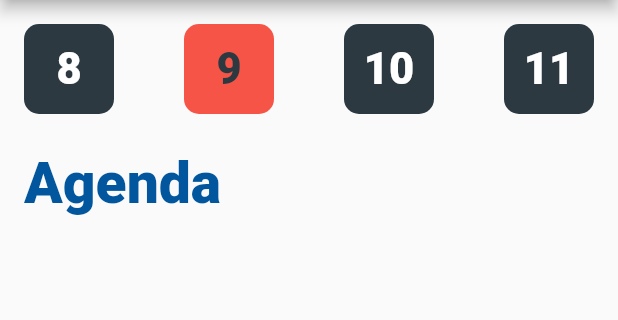
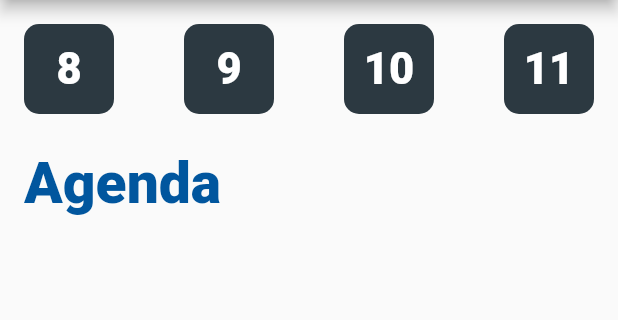
Before and after one commit to flutterwithdraig/flutter_conference, a Flutter app: the screen it shows once a user with an empty profile is signed in, on a phone screen of 412 x 824 dp, the part 84-404 px from its top. Run offline on Flutter 3.47's test engine with Material 2 defaults, Android fonts, the phone set to English and light mode, and no system bars; our stand-ins replace bloc, cached_network_image, connectivity_plus, copy_with_extension, drift, equatable and 5 more; accounts and stored records are empty; generated files the repository leaves out were written again; network calls fail.

Commit message:
Episode 14

```diff
--- a/lib/database/database.dart
+++ b/lib/database/database.dart
@@ -17,6 +17,8 @@ class AppDatabase extends _$AppDatabase {
 
   // ConfEvents
   Stream<List<ConfEvent>> watchConfEvents() => (select(confEvents)).watch();
+  Stream<List<ConfEvent>> watchConfEventsByDay(int day) =>
+      (select(confEvents)..where((tbl) => tbl.day.equals(day))).watch();
 
   Future<void> insertEvent(ConfEvent event) =>
       into(confEvents).insertOnConflictUpdate(event);
--- a/lib/models/conf_event.dart
+++ b/lib/models/conf_event.dart
@@ -18,6 +18,7 @@ class ConfEvent implements Insertable<ConfEvent> {
   String address;
   double lat;
   double lng;
+  int day;
 
   ConfEvent({
     required this.id,
@@ -30,6 +31,7 @@ class ConfEvent implements Insertable<ConfEvent> {
     required this.address,
     required this.lat,
     required this.lng,
+    required this.day,
   });
 
   static ConfEvent fromJson(Map<String, dynamic> json) =>
@@ -48,6 +50,7 @@ class ConfEvent implements Insertable<ConfEvent> {
       address: Value(address),
       lat: Value(lat),
       lng: Value(lng),
+      day: Value(day),
     ).toColumns(nullToAbsent);
   }
 }
@@ -67,4 +70,5 @@ class ConfEvents extends Table {
   TextColumn get address => text()();
   RealColumn get lat => real()();
   RealColumn get lng => real()();
+  IntColumn get day => integer()();
 }
--- a/lib/repositories/conference.dart
+++ b/lib/repositories/conference.dart
@@ -89,6 +89,11 @@ class ConferenceRepository implements IConfRepository {
   }
 
   @override
+  Stream<List<ConfEvent>> getEventsByDay(int day) {
+    return _database.watchConfEventsByDay(day);
+  }
+
+  @override
   Future<UserProfile> getUser(String uid) async {
     final resp = await _get("/users/$uid");
     return UserProfile.fromJson(resp);
@@ -108,7 +113,6 @@ class ConferenceRepository implements IConfRepository {
     var resp = await request.send();
     var respData = await resp.stream.toBytes();
     var result = String.fromCharCodes(respData);
-    print(result);
     if (resp.statusCode == 200) {
       var json = jsonDecode(result);
       return json['imageUrl'];
@@ -119,7 +123,6 @@ class ConferenceRepository implements IConfRepository {
 
   @override
   Future<int> saveUserProfile(UserProfile userProfile) async {
-    print(userProfile.name);
     var resp = await _patch(
       "/users/${userProfile.uid}",
       {
--- a/lib/repositories/conference_interface.dart
+++ b/lib/repositories/conference_interface.dart
@@ -5,6 +5,7 @@ import 'package:image_picker/image_picker.dart';
 abstract class IConfRepository {
   Future<ConfEvent> getEvent(String eventID);
   Stream<List<ConfEvent>> getEvents();
+  Stream<List<ConfEvent>> getEventsByDay(int day);
 
   Future<UserProfile> getUser(String uid);
   Future<String> uploadProfileImage(String uid, XFile file);
--- /dev/null
+++ b/lib/screens/home/bloc/home_page_bloc.dart
@@ -0,0 +1,55 @@
+import 'dart:async';
+
+import 'package:bloc/bloc.dart';
+import 'package:equatable/equatable.dart';
+import 'package:global_conference/models/conf_event.dart';
+import 'package:global_conference/repositories/conference.dart';
+
+part 'home_page_state.dart';
+part 'home_page_event.dart';
+
+class HomePageBloc extends Bloc<HomePageEvent, HomePageState> {
+  final ConferenceRepository _repo;
+  StreamSubscription? _subscription;
+  HomePageBloc(ConferenceRepository repo)
+      : _repo = repo,
+        super(HomePageInitial()) {
+    on<LoadEventByDay>(_loadEvents);
+    on<EventsChanged>(_eventsChanged);
+  }
+
+  FutureOr<void> _loadEvents(
+      LoadEventByDay event, Emitter<HomePageState> emit) {
+    int day = event.day;
+    if (day == -1) {
+      final now = DateTime.now();
+      // final now = DateTime.utc(2023, 3, 10);
+      if (now.month == 3 && now.day >= 8 && now.day <= 11) {
+        day = now.day;
+      } else {
+        day = 0;
+      }
+    }
+
+    if (day == 0) {
+      _subscription = _repo.getEvents().listen((events) {
+        add(EventsChanged(events: events, day: day));
+      });
+    } else {
+      _subscription = _repo.getEventsByDay(day).listen((events) {
+        add(EventsChanged(events: events, day: day));
+      });
+    }
+  }
+
+  FutureOr<void> _eventsChanged(
+      EventsChanged event, Emitter<HomePageState> emit) {
+    emit(HomePageLoaded(events: event.events, day: event.day));
+  }
+
+  @override
+  Future<void> close() {
+    _subscription?.cancel();
+    return super.close();
+  }
+}
--- /dev/null
+++ b/lib/screens/home/bloc/home_page_event.dart
@@ -0,0 +1,27 @@
+part of 'home_page_bloc.dart';
+
+abstract class HomePageEvent extends Equatable {
+  const HomePageEvent();
+  @override
+  List<Object?> get props => [];
+}
+
+class LoadEventByDay extends HomePageEvent {
+  final int day;
+  const LoadEventByDay({
+    this.day = -1,
+  });
+  @override
+  List<Object?> get props => [day];
+}
+
+class EventsChanged extends HomePageEvent {
+  final List<ConfEvent> events;
+  final int day;
+  const EventsChanged({
+    required this.events,
+    required this.day,
+  });
+  @override
+  List<Object?> get props => [events, day];
+}
--- a/lib/screens/home/cubit/home_page_state.dart
+++ b/lib/screens/home/bloc/home_page_state.dart
@@ -1,4 +1,4 @@
-part of 'home_page_cubit.dart';
+part of 'home_page_bloc.dart';
 
 abstract class HomePageState extends Equatable {
   const HomePageState();
@@ -19,10 +19,12 @@ class HomePageFailed extends HomePageState {
 
 class HomePageLoaded extends HomePageState {
   final List<ConfEvent> events;
+  final int day;
   const HomePageLoaded({
     required this.events,
+    required this.day,
   });
 
   @override
-  List<Object> get props => [events];
+  List<Object> get props => [events, day];
 }
--- a/lib/screens/home/cubit/home_page_cubit.dart
+++ /dev/null
@@ -1,30 +0,0 @@
-import 'dart:async';
-
-import 'package:bloc/bloc.dart';
-import 'package:equatable/equatable.dart';
-import 'package:global_conference/models/conf_event.dart';
-import 'package:global_conference/repositories/conference.dart';
-
-part 'home_page_state.dart';
-
-class HomePageCubit extends Cubit<HomePageState> {
-  final ConferenceRepository _repo;
-  StreamSubscription? _subscription;
-  HomePageCubit(ConferenceRepository repo)
-      : _repo = repo,
-        super(HomePageInitial()) {
-    _loadEvents();
-  }
-
-  _loadEvents() async {
-    _subscription = _repo.getEvents().listen((events) {
-      emit(HomePageLoaded(events: events));
-    });
-  }
-
-  @override
-  Future<void> close() {
-    _subscription?.cancel();
-    return super.close();
-  }
-}
--- a/lib/screens/home/home.dart
+++ b/lib/screens/home/home.dart
@@ -1,7 +1,7 @@
 import 'package:flutter/material.dart';
 import 'package:flutter_bloc/flutter_bloc.dart';
 import 'package:global_conference/const.dart';
-import 'package:global_conference/screens/home/cubit/home_page_cubit.dart';
+import 'package:global_conference/screens/home/bloc/home_page_bloc.dart';
 import 'package:global_conference/screens/home/widgets/date_row.dart';
 import 'package:global_conference/screens/profile/profile.dart';
 import 'package:global_conference/widgets/network_info.dart';
@@ -14,20 +14,9 @@ class HomeScreen extends StatelessWidget {
   @override
   Widget build(BuildContext context) {
     return BlocProvider(
-      create: (context) => HomePageCubit(context.read()),
+      create: (context) =>
+          HomePageBloc(context.read())..add(const LoadEventByDay(day: -1)),
       child: Scaffold(
-        // floatingActionButton: FloatingActionButton(
-        //   onPressed: () async {
-        //     await FirebaseAuth.instance.signInWithEmailAndPassword(
-        //       email: 'draig@test.com',
-        //       password: 'password123',
-        //     );
-
-        //     final token = await FirebaseAuth.instance.currentUser!.getIdToken();
-        //     print(token);
-        //   },
-        //   child: const Text('login'),
-        // ),
         appBar: AppBar(
           automaticallyImplyLeading: false,
           centerTitle: true,
--- a/lib/screens/home/widgets/agenda.dart
+++ b/lib/screens/home/widgets/agenda.dart
@@ -4,14 +4,14 @@ import 'package:flutter_bloc/flutter_bloc.dart';
 import 'package:global_conference/const.dart';
 import 'package:global_conference/models/conf_event.dart';
 
-import '../cubit/home_page_cubit.dart';
+import '../bloc/home_page_bloc.dart';
 
 class Agenda extends StatelessWidget {
   const Agenda({Key? key}) : super(key: key);
 
   @override
   Widget build(BuildContext context) {
-    return BlocBuilder<HomePageCubit, HomePageState>(
+    return BlocBuilder<HomePageBloc, HomePageState>(
       builder: (context, state) {
         if (state is HomePageInitial) {
           return const CircularProgressIndicator();
--- a/lib/screens/home/widgets/date_row.dart
+++ b/lib/screens/home/widgets/date_row.dart
@@ -1,5 +1,8 @@
 import 'package:flutter/material.dart';
+import 'package:flutter_bloc/flutter_bloc.dart';
 import 'package:global_conference/const.dart';
+
+import '../bloc/home_page_bloc.dart';
 
 class DateRow extends StatelessWidget {
   const DateRow({Key? key}) : super(key: key);
@@ -8,24 +11,39 @@ class DateRow extends StatelessWidget {
   Widget build(BuildContext context) {
     return SizedBox(
       height: 60,
-      child: Row(
+      child: BlocBuilder<HomePageBloc, HomePageState>(
+        builder: (context, state) {
+          if (state is HomePageLoaded) {
+            return Row(
                 mainAxisAlignment: MainAxisAlignment.spaceBetween,
-        children: const [
-          DateBox(text: '8'),
-          DateBox(text: '9', active: true),
-          DateBox(text: '10'),
-          DateBox(text: '11'),
-        ],
+                children: [8, 9, 10, 11]
+                    .map((e) => DateBox(
+                          day: e,
+                          active: state.day == e,
+                        ))
+                    .toList()
+
+                // const [
+                //   DateBox(text: '8'),
+                //   DateBox(text: '9', active: true),
+                //   DateBox(text: '10'),
+                //   DateBox(text: '11'),
+                // ],
+                );
+          } else {
+            return const SizedBox();
+          }
+        },
       ),
     );
   }
 }
 
 class DateBox extends StatelessWidget {
-  final String text;
+  final int day;
   final bool active;
   const DateBox({
-    required this.text,
+    required this.day,
     this.active = false,
     Key? key,
   }) : super(key: key);
@@ -34,6 +52,12 @@ class DateBox extends StatelessWidget {
   Widget build(BuildContext context) {
     return AspectRatio(
       aspectRatio: 1,
+      child: GestureDetector(
+        onTap: () {
+          context
+              .read<HomePageBloc>()
+              .add(LoadEventByDay(day: active ? 0 : day));
+        },
         child: Container(
           padding: const EdgeInsets.all(8),
           decoration: BoxDecoration(
@@ -42,7 +66,7 @@ class DateBox extends StatelessWidget {
           ),
           alignment: Alignment.center,
           child: Text(
-          text,
+            day.toString(),
             style: TextStyle(
               color: active ? AppColors.grey : Colors.white,
               fontSize: 29,
@@ -50,6 +74,7 @@ class DateBox extends StatelessWidget {
             ),
           ),
         ),
+      ),
     );
   }
 }
```
Also changed, not shown: lib/database/database.g.dart, lib/models/conf_event.g.dart. Lines whose indentation alone changed are shown as unchanged.
